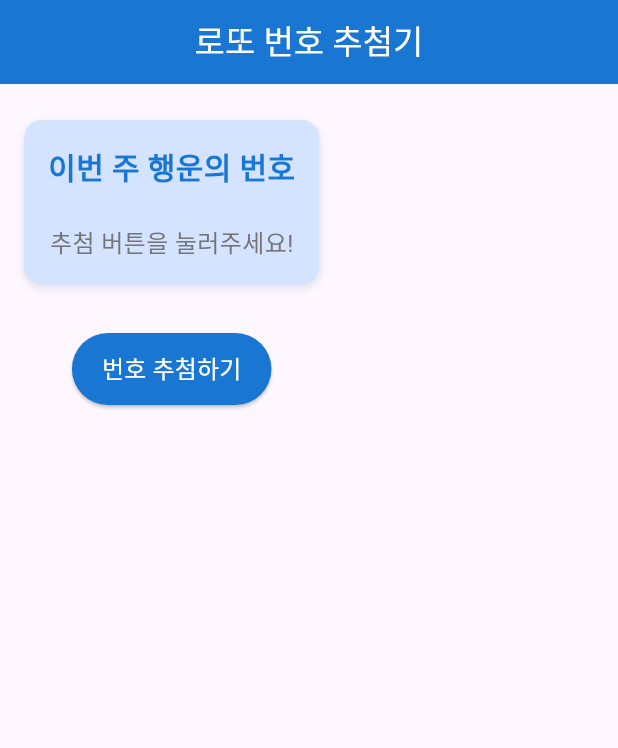
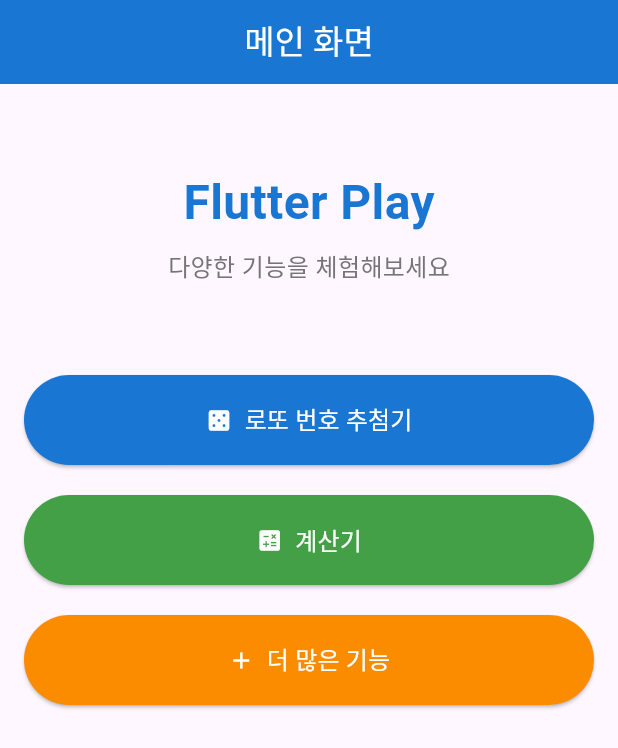
Before and after one commit to camai/flutterplay, a Flutter app: the screen it shows after launch, on a phone screen of 412 x 824 dp. Shown: the top 748 px of the screen. Run offline on Flutter 3.47's test engine with Material 3 defaults, Android fonts, the phone set to English and light mode, and no system bars.

Commit message:
feat: 계산기 화면 추가
계산기 화면 추가

```diff
--- a/lib/main.dart
+++ b/lib/main.dart
@@ -1,4 +1,5 @@
 import 'package:flutter/material.dart';
+import 'package:flutterplay/screens/main_home_screen.dart';
 import 'package:provider/provider.dart';
 import 'viewmodels/lotto_viewmodel.dart';
 import 'screens/lotto_home_screen.dart';
@@ -15,12 +16,12 @@ class LottoApp extends StatelessWidget {
     return ChangeNotifierProvider(
       create: (context) => LottoViewModel(),
       child: MaterialApp(
-        title: '로또 번호 추첨기',
+        title: 'Flutter Play',
         theme: ThemeData(
           primarySwatch: Colors.blue,
           useMaterial3: true,
         ),
-        home: const LottoHomeScreen(),
+        home: const MainHomeScreen(),
       ),
     );
   }
--- a/lib/screens/lotto_home_screen.dart
+++ b/lib/screens/lotto_home_screen.dart
@@ -1,6 +1,4 @@
 import 'package:flutter/material.dart';
-import 'package:provider/provider.dart';
-import '../viewmodels/lotto_viewmodel.dart';
 import '../widgets/modules/lotto_module.dart';
 import '../widgets/layouts/responsive_layout.dart';
 import '../theme/app_theme.dart';
--- /dev/null
+++ b/lib/screens/main_home_screen.dart
@@ -0,0 +1,114 @@
+import 'package:flutter/material.dart';
+import 'package:flutterplay/widgets/layouts/responsive_layout.dart';
+import 'package:flutterplay/widgets/common/custom_button.dart';
+import '../theme/app_theme.dart';
+import 'lotto_home_screen.dart';
+import 'calculator_home_screen.dart';
+
+class MainHomeScreen extends StatefulWidget {
+  const MainHomeScreen({super.key});
+
+  @override
+  State<MainHomeScreen> createState() => _MainHomeScreenState();
+}
+
+class _MainHomeScreenState extends State<MainHomeScreen> {
+  @override
+  Widget build(BuildContext context) {
+    return Scaffold(
+      appBar: AppBar(
+        title: const Text('메인 화면'),
+        centerTitle: true,
+        backgroundColor: AppTheme.primaryColor,
+        foregroundColor: Colors.white,
+      ),
+      body: ResponsivePadding(
+        child: Column(
+          children: [
+            const SizedBox(height: 40),
+
+            // 앱 제목
+            const Text(
+              'Flutter Play',
+              style: TextStyle(
+                fontSize: 32,
+                fontWeight: FontWeight.bold,
+                color: AppTheme.primaryColor,
+              ),
+            ),
+            const SizedBox(height: 8),
+            Text(
+              '다양한 기능을 체험해보세요',
+              style: TextStyle(
+                fontSize: 16,
+                color: Colors.grey.shade600,
+              ),
+            ),
+            const SizedBox(height: 60),
+
+            // 버튼 리스트
+            Expanded(
+              child: Column(
+                children: [
+                  // 로또 번호 화면 버튼
+                  CustomButton(
+                    text: '로또 번호 추첨기',
+                    icon: Icons.casino,
+                    onPressed: () {
+                      Navigator.push(
+                        context,
+                        MaterialPageRoute(
+                          builder: (context) => const LottoHomeScreen(),
+                        ),
+                      );
+                    },
+                    width: double.infinity,
+                    height: 60,
+                    backgroundColor: AppTheme.primaryColor,
+                  ),
+                  const SizedBox(height: 20),
+
+                  // 계산기 화면 버튼
+                  CustomButton(
+                    text: '계산기',
+                    icon: Icons.calculate,
+                    onPressed: () {
+                      Navigator.push(
+                        context,
+                        MaterialPageRoute(
+                          builder: (context) => Calculator(),
+                        ),
+                      );
+                    },
+                    width: double.infinity,
+                    height: 60,
+                    backgroundColor: Colors.green.shade600,
+                  ),
+                  const SizedBox(height: 20),
+
+                  // 추가 기능 버튼들
+                  CustomButton(
+                    text: '더 많은 기능',
+                    icon: Icons.add,
+                    onPressed: () {
+                      ScaffoldMessenger.of(context).showSnackBar(
+                        const SnackBar(
+                          content: Text('추가 기능은 준비 중입니다.'),
+                        ),
+                      );
+                    },
+                    width: double.infinity,
+                    height: 60,
+                    backgroundColor: Colors.orange.shade600,
+                  ),
+                ],
+              ),
+            ),
+
+            const SizedBox(height: 40),
+          ],
+        ),
+      ),
+    );
+  }
+}
--- a/lib/widgets/modules/lotto_module.dart
+++ b/lib/widgets/modules/lotto_module.dart
@@ -123,7 +123,6 @@ class LottoHistoryModule extends StatelessWidget {
                       ballSize: 30,
                       spacing: 5,
                     ),
-                    margin: const EdgeInsets.symmetric(vertical: 4),
                   );
                 },
               ),
```
Also changed, not shown: lib/screens/calculator_home_screen.dart (added, +174 -0 lines).
